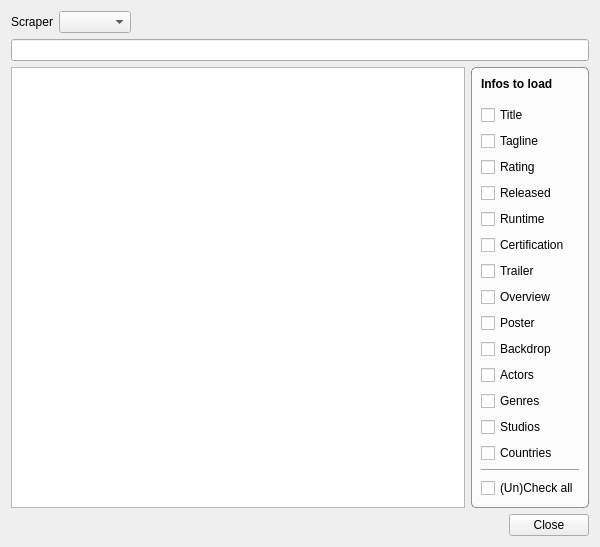
The window that movies/MovieSearch.ui (Komet/MediaElch) describes before a commit, drawn with Qt 5.
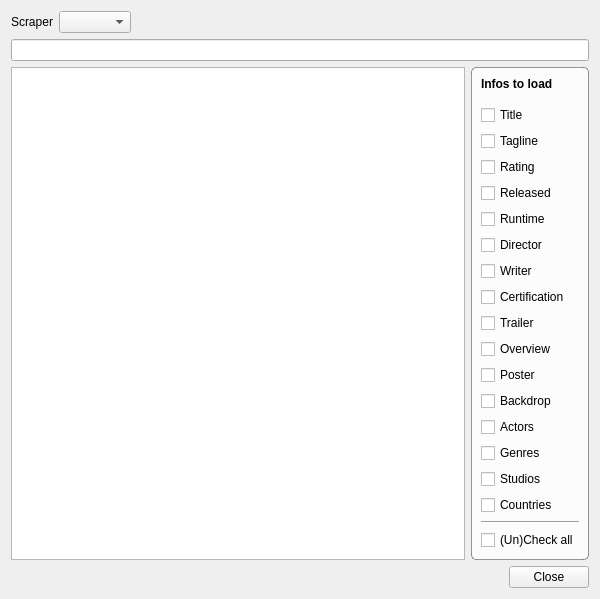
The same window after the commit. Icons and pictures are not drawn. Custom widgets are drawn as their Qt base class.

Commit message: Fixes #98 Added director and writer for movies

Diff of the .ui file:
```diff
--- a/movies/MovieSearch.ui
+++ b/movies/MovieSearch.ui
@@ -10,7 +10,7 @@
     <x>0</x>
     <y>0</y>
     <width>600</width>
-    <height>547</height>
+    <height>589</height>
    </rect>
   </property>
   <property name="windowTitle">
@@ -170,6 +170,20 @@
           </property>
          </widget>
         </item>
+        <item>
+         <widget class="QCheckBox" name="chkDirector">
+          <property name="text">
+           <string>Director</string>
+          </property>
+         </widget>
+        </item>
+        <item>
+         <widget class="QCheckBox" name="chkWriter">
+          <property name="text">
+           <string>Writer</string>
+          </property>
+         </widget>
+        </item>
         <item>
          <widget class="QCheckBox" name="chkCertification">
           <property name="text">
```
The commit also changes 12 other files.
